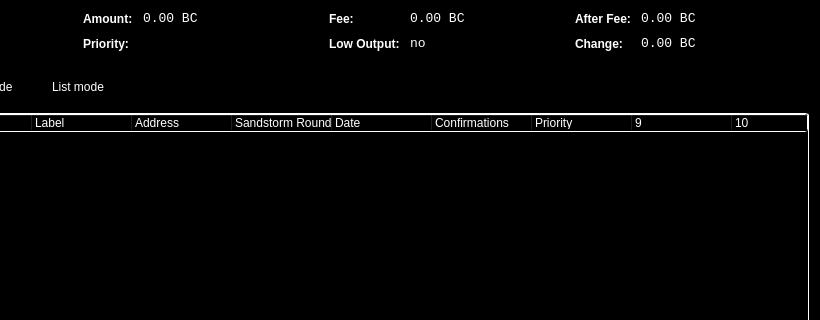
waffle-iron/DarkSilk-Release-Candidate, file src/qt/forms/coincontroldialog.ui: the form before one commit; both pictures show x 180 to 1000 and y 0 to 320 of the 1000 by 500 pixel window.
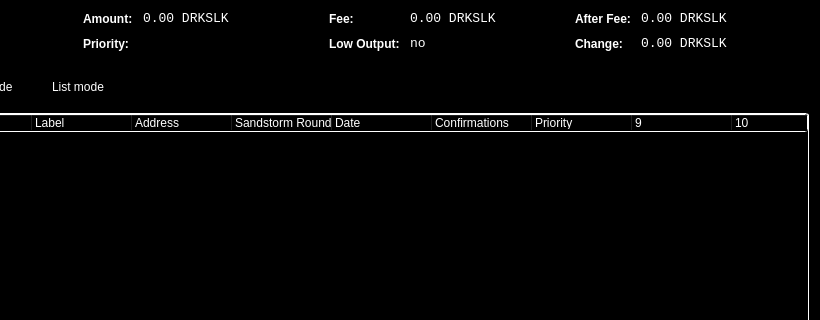
The form after the commit. Custom widgets are drawn as their Qt base class.

Commit message: BC->DRKSLK

Diff of the .ui file:
```diff
--- a/src/qt/forms/coincontroldialog.ui
+++ b/src/qt/forms/coincontroldialog.ui
@@ -146,7 +146,7 @@
           <enum>Qt::ActionsContextMenu</enum>
          </property>
          <property name="text">
-          <string notr="true">0.00 BC</string>
+          <string notr="true">0.00 DRKSLK</string>
          </property>
          <property name="textInteractionFlags">
           <set>Qt::LinksAccessibleByMouse|Qt::TextSelectableByKeyboard|Qt::TextSelectableByMouse</set>
@@ -226,7 +226,7 @@
           <enum>Qt::ActionsContextMenu</enum>
          </property>
          <property name="text">
-          <string notr="true">0.00 BC</string>
+          <string notr="true">0.00 DRKSLK</string>
          </property>
          <property name="textInteractionFlags">
           <set>Qt::LinksAccessibleByMouse|Qt::TextSelectableByKeyboard|Qt::TextSelectableByMouse</set>
@@ -312,7 +312,7 @@
           <enum>Qt::ActionsContextMenu</enum>
          </property>
          <property name="text">
-          <string notr="true">0.00 BC</string>
+          <string notr="true">0.00 DRKSLK</string>
          </property>
          <property name="textInteractionFlags">
           <set>Qt::LinksAccessibleByMouse|Qt::TextSelectableByKeyboard|Qt::TextSelectableByMouse</set>
@@ -350,7 +350,7 @@
           <enum>Qt::ActionsContextMenu</enum>
          </property>
          <property name="text">
-          <string notr="true">0.00 BC</string>
+          <string notr="true">0.00 DRKSLK</string>
          </property>
          <property name="textInteractionFlags">
           <set>Qt::LinksAccessibleByMouse|Qt::TextSelectableByKeyboard|Qt::TextSelectableByMouse</set>
```
The commit also changes 68 other files.
